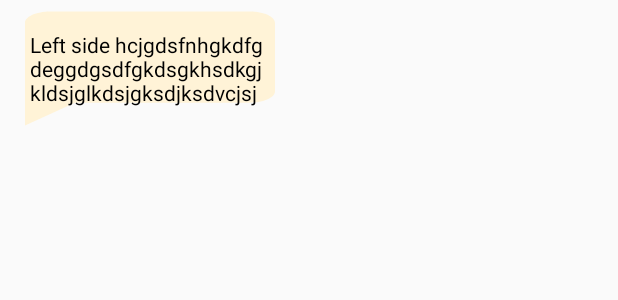
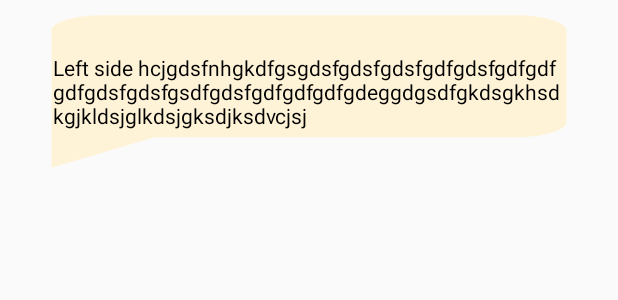
Before and after one commit to vaibgups/ComitChat, an Android app: the layout left_chat_bubble.xml on its own in the app's theme, with its tools: preview values and no code run, on a phone screen of 412 x 824 dp. Shown: the top 300 px of the screen. Run offline under Robolectric (Android 15) with nearby library versions, the phone set to English and light mode, and no system bars.

```diff
--- a/app/src/main/res/layout/left_chat_bubble.xml
+++ b/app/src/main/res/layout/left_chat_bubble.xml
@@ -2,19 +2,28 @@
 <RelativeLayout xmlns:android="http://schemas.android.com/apk/res/android"
     android:layout_width="wrap_content"
     android:layout_height="wrap_content"
-    android:background="@drawable/ic_chat_received_bubble__yellow24dp"
    >
 
-    <TextView
 
+    <LinearLayout
         android:layout_width="wrap_content"
         android:layout_height="wrap_content"
-        android:padding="20dp"
-        android:maxWidth="200dp"
+        android:orientation="vertical"
 
+        android:background="@drawable/ic_chat_received_bubble__yellow24dp"
+
+        >
+    <TextView
+        android:padding="15dp"
+        android:layout_margin="20dp"
+        android:layout_width="wrap_content"
+        android:layout_height="wrap_content"
         android:id="@+id/lestSideTextView"
-        android:text="Left side hcjgdsfnhgkdfgdeggdgsdfgkdsgkhsdkgjkldsjglkdsjgksdjksdvcjsj"
+        android:gravity=""
+        android:text="Left side hcjgdsfnhgkdfgsgdsfgdsfgdsfgdfgdsfgdfgdfgdfgdsfgdsfgsdfgdsfgdfgdfgdfgdeggdgsdfgkdsgkhsdkgjkldsjglkdsjgksdjksdvcjsj"
         android:autoSizeMaxTextSize="10dp"
         android:textColor="@color/primaryTextColor"/>
 
+    </LinearLayout>
+
 </RelativeLayout>
```
